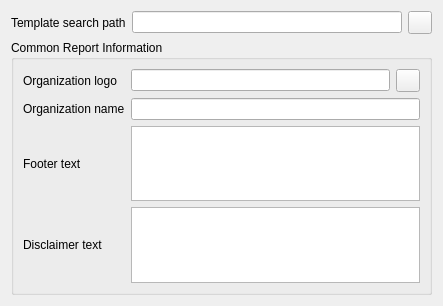
This is LDMP/gui/WidgetSettingsReport.ui in ConservationInternational/trends.earth as Qt 5 draws it before an edit. The edited form follows.
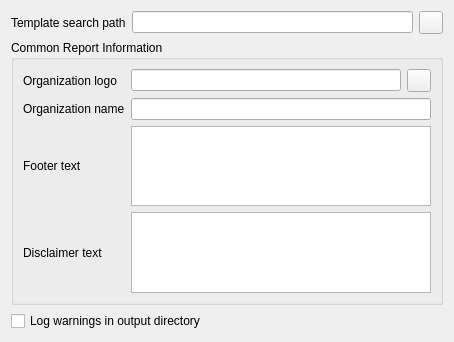
This is the edited form.

Commit message: Add logging of warning messages during report generation.

```diff
--- a/LDMP/gui/WidgetSettingsReport.ui
+++ b/LDMP/gui/WidgetSettingsReport.ui
@@ -6,8 +6,8 @@
    <rect>
     <x>0</x>
     <y>0</y>
-    <width>443</width>
-    <height>306</height>
+    <width>454</width>
+    <height>342</height>
    </rect>
   </property>
   <property name="windowTitle">
@@ -102,6 +102,13 @@
      </layout>
     </widget>
    </item>
+   <item row="2" column="0" colspan="3">
+    <widget class="QCheckBox" name="log_warnings_cb">
+     <property name="text">
+      <string>Log warnings in output directory</string>
+     </property>
+    </widget>
+   </item>
   </layout>
  </widget>
  <tabstops>
```
The commit also changes 4 other files.
